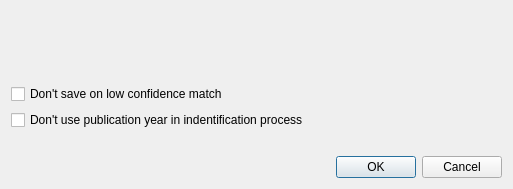
This is autotagstartwindow.ui in comictagger/comictagger as Qt 5 draws it before an edit. The edited form follows.
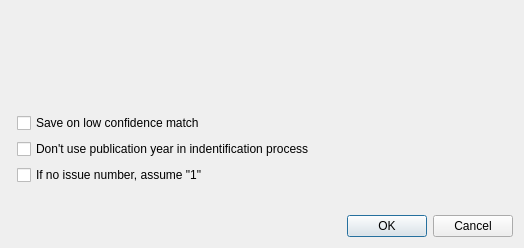
This is the edited form.

The edit to the form file:
```diff
--- a/autotagstartwindow.ui
+++ b/autotagstartwindow.ui
@@ -9,8 +9,8 @@
    <rect>
     <x>0</x>
     <y>0</y>
-    <width>513</width>
-    <height>189</height>
+    <width>524</width>
+    <height>248</height>
    </rect>
   </property>
   <property name="windowTitle">
@@ -43,20 +43,33 @@
        <property name="fieldGrowthPolicy">
         <enum>QFormLayout::AllNonFixedFieldsGrow</enum>
        </property>
-       <item row="0" column="0">
-        <widget class="QCheckBox" name="cbxNoAutoSaveOnLow">
-         <property name="text">
-          <string>Don't save on low confidence match</string>
-         </property>
-        </widget>
-       </item>
-       <item row="1" column="0">
+       <item row="1" column="1">
         <widget class="QCheckBox" name="cbxDontUseYear">
          <property name="text">
           <string>Don't use publication year in indentification process</string>
          </property>
         </widget>
        </item>
+       <item row="0" column="1">
+        <widget class="QCheckBox" name="cbxSaveOnLowConfidence">
+         <property name="sizePolicy">
+          <sizepolicy hsizetype="Minimum" vsizetype="Preferred">
+           <horstretch>0</horstretch>
+           <verstretch>0</verstretch>
+          </sizepolicy>
+         </property>
+         <property name="text">
+          <string>Save on low confidence match</string>
+         </property>
+        </widget>
+       </item>
+       <item row="2" column="1">
+        <widget class="QCheckBox" name="cbxAssumeIssueOne">
+         <property name="text">
+          <string>If no issue number, assume &quot;1&quot;</string>
+         </property>
+        </widget>
+       </item>
       </layout>
      </item>
      <item>
```
